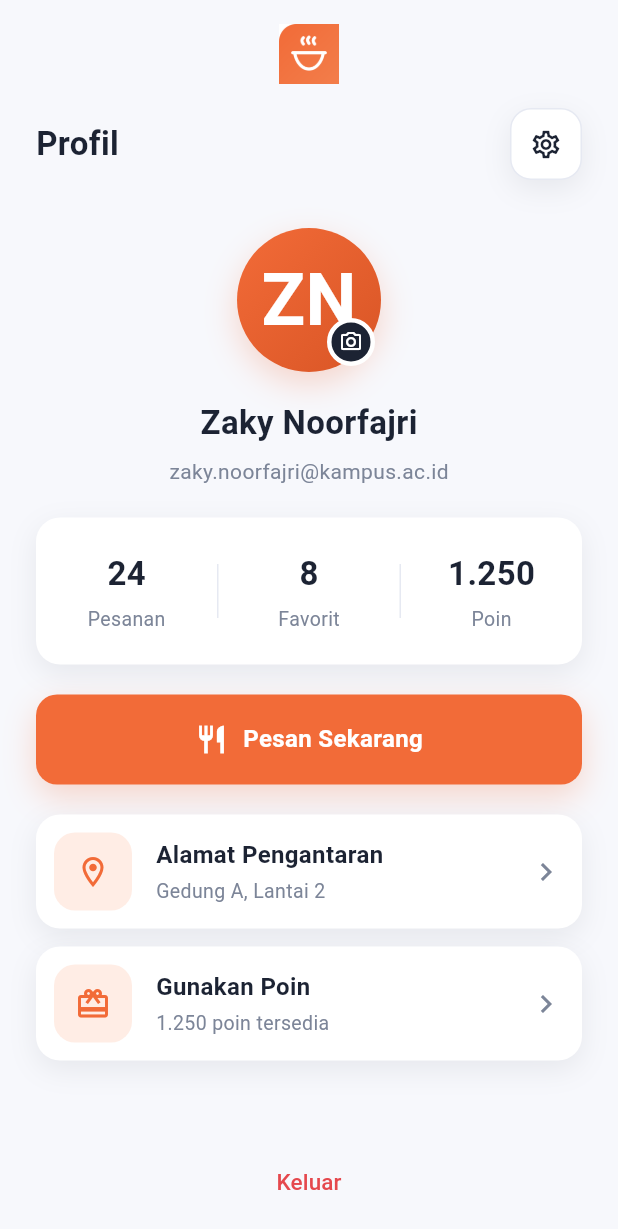
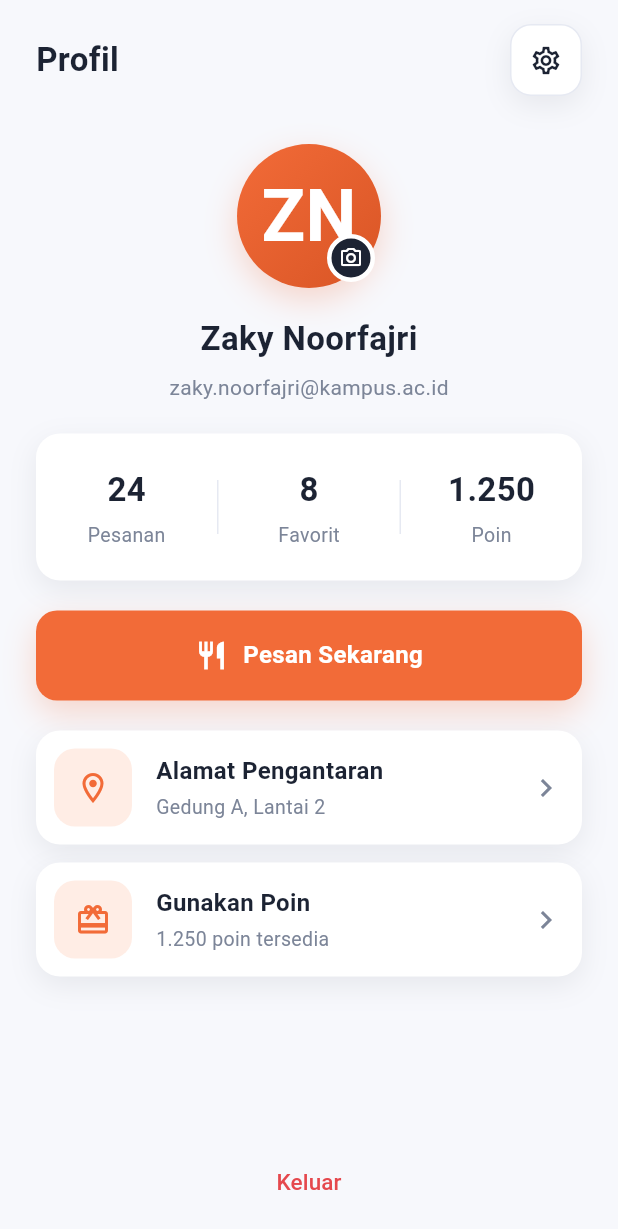
Before and after one commit to Zakynoorfajri/kantinkita_app, a Flutter app: the screen it shows after launch, on a phone screen of 412 x 824 dp. Shown: the top 1229 px of the screen. Run offline on Flutter 3.47's test engine with Material 3 defaults, Android fonts, the phone set to English and light mode, and no system bars; Roboto replaces fonts that are missing (Poppins).

Commit message:
Update profile_screen.dart

```diff
--- a/lib/screens/profile_screen.dart
+++ b/lib/screens/profile_screen.dart
@@ -43,8 +43,6 @@ class ProfileScreen extends StatelessWidget {
                 padding: const EdgeInsets.fromLTRB(24, 16, 24, 16),
                 child: Column(
                   children: [
-                    Image.asset('assets/logo/logo_kantin.png', height: 40),
-                    const SizedBox(height: 16),
                     Row(
                       mainAxisAlignment: MainAxisAlignment.spaceBetween,
                       children: [
```
